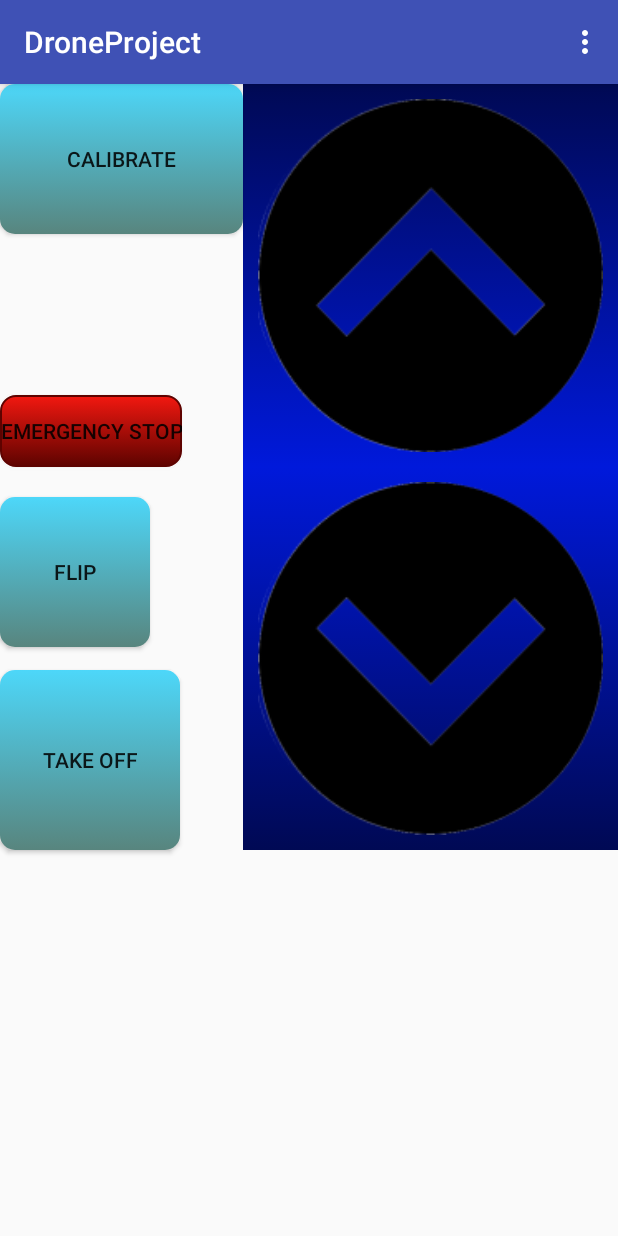
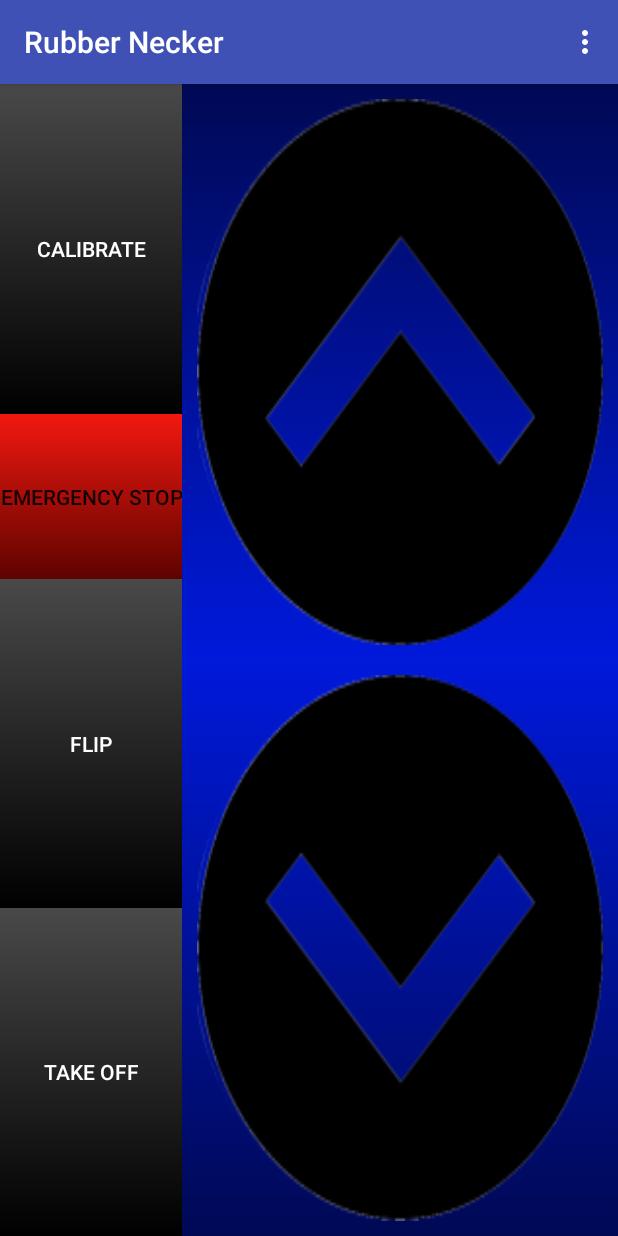
Before and after one commit to JZHeadley/DroneProject, an Android app: the ControllerDebugActivity screen opened directly, with no data from a screen before it, on a phone screen of 412 x 824 dp. Run offline under Robolectric (Android 15) with nearby library versions, the phone set to English and light mode, and no system bars; our stand-ins replace ButterKnife.

Commit message:
Icon added, buttons rearranged

```diff
--- a/app/src/main/java/com/jzheadley/droneproject/ui/ControllerDebugActivity.java
+++ b/app/src/main/java/com/jzheadley/droneproject/ui/ControllerDebugActivity.java
@@ -108,8 +108,8 @@ public class ControllerDebugActivity extends AppCompatActivity implements Orient
 
     public void vibratePattern(){
         Vibrator vib = (Vibrator) getSystemService(Context.VIBRATOR_SERVICE);
-        long[] pattern = {0, 150, 800};
-        vib.vibrate(pattern, 3);
+        long[] pattern = {0, 200, 50, 200, 50};
+        vib.vibrate(pattern, -1);
     }
 
     @Override
--- a/app/src/main/res/layout/activity_controller_debug.xml
+++ b/app/src/main/res/layout/activity_controller_debug.xml
@@ -1,10 +1,9 @@
 <?xml version="1.0" encoding="utf-8"?>
-<RelativeLayout xmlns:android="http://schemas.android.com/apk/res/android"
+<LinearLayout xmlns:android="http://schemas.android.com/apk/res/android"
     xmlns:tools="http://schemas.android.com/tools"
-    android:layout_width="match_parent"
+    android:layout_width="fill_parent"
     android:layout_height="match_parent"
-    android:gravity="center_horizontal"
-    android:orientation="vertical"
+    android:orientation="horizontal"
     tools:context="com.jzheadley.droneproject.ui.ControllerDebugActivity">
 
     <TextView
@@ -12,57 +11,73 @@
         android:layout_width="wrap_content"
         android:layout_height="wrap_content" />
 
-    <Button
-        android:id="@+id/drone_up_btn"
-        android:background="@xml/up_button"
-        android:layout_width="250dp"
-        android:layout_height="255dp"
-        android:layout_alignParentRight="true"
-        style="?android:attr/borderlessButtonStyle"
-         />
-
-    <Button
-        android:id="@+id/drone_down_btn"
-        android:background="@xml/down_button"
-        android:layout_width="250dp"
-        android:layout_height="255dp"
-        android:layout_alignParentRight="true"
-        android:layout_below="@id/drone_up_btn"
-        style="?android:attr/borderlessButtonStyle"
-         />
+    <LinearLayout xmlns:android="http://schemas.android.com/apk/res/android"
+        xmlns:tools="http://schemas.android.com/tools"
+        android:layout_width="wrap_content"
+        android:layout_height="match_parent"
+        android:orientation="vertical">
 
         <Button
             android:id="@+id/calibrate_drone_btn"
-        android:layout_width="300dp"
-        android:layout_height="100dp"
-        android:layout_toLeftOf="@+id/drone_up_btn"
-        android:layout_alignParentTop="true"
-        android:background="@xml/button_round"
-        android:text="@string/calibrate_btn_txt" />
-
-    <Button
-        android:id="@+id/drone_takeoff_land_btn"
-        android:layout_width="120dp"
-        android:layout_height="120dp"
-        android:layout_alignBottom="@id/drone_down_btn"
-        android:layout_alignParentLeft="true"
-        android:background="@xml/button_round"
-        android:text="@string/take_off" />
+            android:layout_width="fill_parent"
+            android:layout_height="fill_parent"
+            android:layout_weight="1"
+            android:background="@xml/button"
+            android:text="@string/calibrate_btn_txt"
+            android:textColor="#FFFFFF"/>
 
         <Button
             android:id="@+id/drone_emergency_btn"
             android:layout_width="wrap_content"
-        android:layout_height="wrap_content"
-        android:layout_alignBottom="@id/drone_up_btn"
+            android:layout_height="fill_parent"
+            android:layout_weight="1.2"
             android:background="@xml/button_red"
             android:text="@string/emergency_stop_btn_txt" />
 
         <Button
             android:id="@+id/flip_btn"
-        android:layout_width="100dp"
-        android:layout_height="100dp"
-        android:layout_below="@id/drone_emergency_btn"
-        android:layout_marginTop="20dp"
-        android:background="@xml/button_round"
-        android:text="@string/flip_btn" />
-</RelativeLayout>
+            android:layout_width="fill_parent"
+            android:layout_height="fill_parent"
+            android:layout_weight="1"
+            android:background="@xml/button"
+            android:text="@string/flip_btn"
+            android:textColor="#FFFFFF"/>
+
+        <Button
+            android:id="@+id/drone_takeoff_land_btn"
+            android:layout_width="fill_parent"
+            android:layout_height="fill_parent"
+            android:layout_weight="1"
+            android:background="@xml/button"
+            android:text="@string/take_off"
+            android:textColor="#FFFFFF"/>
+
+    </LinearLayout>
+
+    <LinearLayout xmlns:android="http://schemas.android.com/apk/res/android"
+        xmlns:tools="http://schemas.android.com/tools"
+        android:layout_width="match_parent"
+        android:layout_height="match_parent"
+        android:orientation="vertical"
+        >
+
+        <Button
+            android:id="@+id/drone_up_btn"
+            style="?android:attr/borderlessButtonStyle"
+            android:layout_width="fill_parent"
+            android:layout_height="wrap_content"
+            android:layout_weight="1"
+            android:background="@xml/up_button" />
+
+        <Button
+            android:id="@+id/drone_down_btn"
+            style="?android:attr/borderlessButtonStyle"
+            android:layout_width="fill_parent"
+            android:layout_height="wrap_content"
+            android:layout_weight="1"
+            android:background="@xml/down_button" />
+
+    </LinearLayout>
+
+
+</LinearLayout>
--- a/app/src/main/res/values/strings.xml
+++ b/app/src/main/res/values/strings.xml
@@ -1,5 +1,5 @@
 <resources>
-    <string name="app_name">DroneProject</string>
+    <string name="app_name">Rubber Necker</string>
     <string name="video_choice_btn_txt">Video</string>
     <string name="drone_controller_btn_txt">Drone Controller</string>
     <string name="drone_select_text">Please select your drone</string>
--- a/app/src/main/res/xml/button.xml
+++ b/app/src/main/res/xml/button.xml
@@ -2,17 +2,12 @@
 <selector xmlns:android="http://schemas.android.com/apk/res/android" >
     <item android:state_pressed="true" >
         <shape android:shape="rectangle"  >
-            <gradient android:angle="-90" android:startColor="#345953" android:endColor="#45c7e8"  />
-        </shape>
-    </item>
-    <item android:state_focused="true">
-        <shape android:shape="rectangle"  >
-            <solid android:color="#58857e"/>
+            <gradient android:angle="-90" android:startColor="#000000" android:endColor="#494949"  />
         </shape>
     </item>
     <item >
         <shape android:shape="rectangle"  >
-            <gradient android:angle="-90" android:startColor="#4dd7f9" android:endColor="#58857e" />
+            <gradient android:angle="-90" android:startColor="#494949" android:endColor="#000000" />
         </shape>
     </item>
 </selector>
--- a/app/src/main/res/xml/button_red.xml
+++ b/app/src/main/res/xml/button_red.xml
@@ -2,22 +2,11 @@
 <selector xmlns:android="http://schemas.android.com/apk/res/android" >
     <item android:state_pressed="true" >
         <shape android:shape="rectangle"  >
-            <corners android:radius="10dp" />
-            <stroke android:width="1dip" android:color="#f21810" />
             <gradient android:angle="-90" android:startColor="#5e0300" android:endColor="#f21810"  />
-        </shape>
-    </item>
-    <item android:state_focused="true">
-        <shape android:shape="rectangle"  >
-            <corners android:radius="10dp" />
-            <stroke android:width="1dip" android:color="#5e0300" />
-            <solid android:color="#5e0300"/>
         </shape>
     </item>
     <item >
         <shape android:shape="rectangle"  >
-            <corners android:radius="10dp" />
-            <stroke android:width="1dip" android:color="#5e0300" />
             <gradient android:angle="-90" android:startColor="#f21810" android:endColor="#5e0300" />
         </shape>
     </item>
--- a/app/src/main/res/xml/button_round.xml
+++ b/app/src/main/res/xml/button_round.xml
@@ -4,12 +4,6 @@
         <shape android:shape="rectangle"  >
             <corners android:radius="10dp" />
             <gradient android:angle="-90" android:startColor="#345953" android:endColor="#45c7e8"  />
-        </shape>
-    </item>
-    <item android:state_focused="true">
-        <shape android:shape="rectangle"  >
-            <corners android:radius="10dp" />
-            <solid android:color="#58857e"/>
         </shape>
     </item>
     <item >
```
Also changed, not shown: app/src/main/res/drawable-hdpi/ic_launcher.png, app/src/main/res/drawable-mdpi/ic_launcher.png, app/src/main/res/drawable-xhdpi/ic_launcher.png, app/src/main/res/drawable-xxhdpi/ic_launcher.png. Lines whose indentation alone changed are shown as unchanged.
